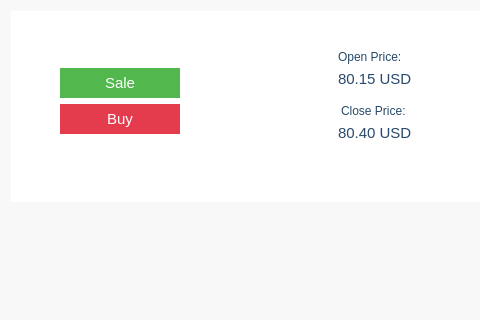
The window that view/ui/stock_info.ui (MYI26/My_Portfolio_Manager) describes before a commit, drawn with Qt 5; both pictures show x 0 to 480 and y 0 to 320 of the 800 by 600 pixel window.
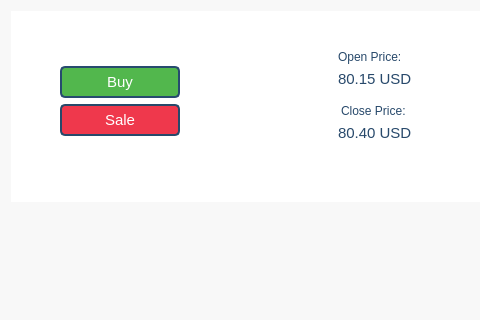
The same window after the commit. Icons and pictures are not drawn.

Commit message: Enhancement: Add investment calculation and update StockBuyView interactions

```diff
--- a/view/ui/stock_info.ui
+++ b/view/ui/stock_info.ui
@@ -65,6 +65,37 @@
          <property name="rightMargin">
           <number>40</number>
          </property>
+         <item>
+          <widget class="QPushButton" name="btnBuy">
+           <property name="sizePolicy">
+            <sizepolicy hsizetype="Fixed" vsizetype="Fixed">
+             <horstretch>0</horstretch>
+             <verstretch>0</verstretch>
+            </sizepolicy>
+           </property>
+           <property name="minimumSize">
+            <size>
+             <width>120</width>
+             <height>30</height>
+            </size>
+           </property>
+           <property name="font">
+            <font>
+             <pointsize>11</pointsize>
+            </font>
+           </property>
+           <property name="styleSheet">
+            <string notr="true">border: 2px solid #274b6f;
+border-radius: 5px;
+padding: 5px 10px;
+background-color: #52b74d;
+color: rgb(255, 255, 255);</string>
+           </property>
+           <property name="text">
+            <string>Buy</string>
+           </property>
+          </widget>
+         </item>
          <item>
           <widget class="QPushButton" name="btnSale">
            <property name="sizePolicy">
@@ -94,44 +125,17 @@
             <bool>false</bool>
            </property>
            <property name="styleSheet">
-            <string notr="true">color: white; 
-background-color: rgb(82, 183, 77);
-border-color: rgb(157, 157, 157);</string>
+            <string notr="true">border: 2px solid #28496a;
+border-radius: 5px;
+padding: 5px 10px;
+background-color: #ef384c;
+color: rgb(255, 255, 255);</string>
            </property>
            <property name="text">
             <string>Sale</string>
            </property>
           </widget>
          </item>
-         <item>
-          <widget class="QPushButton" name="btnBuy">
-           <property name="sizePolicy">
-            <sizepolicy hsizetype="Fixed" vsizetype="Fixed">
-             <horstretch>0</horstretch>
-             <verstretch>0</verstretch>
-            </sizepolicy>
-           </property>
-           <property name="minimumSize">
-            <size>
-             <width>120</width>
-             <height>30</height>
-            </size>
-           </property>
-           <property name="font">
-            <font>
-             <pointsize>11</pointsize>
-            </font>
-           </property>
-           <property name="styleSheet">
-            <string notr="true">color: white;
-background-color: rgb(228, 60, 76);
-border-color: rgb(117, 117, 117);</string>
-           </property>
-           <property name="text">
-            <string>Buy</string>
-           </property>
-          </widget>
-         </item>
         </layout>
        </widget>
       </item>
```
The commit also changes 7 other files.
